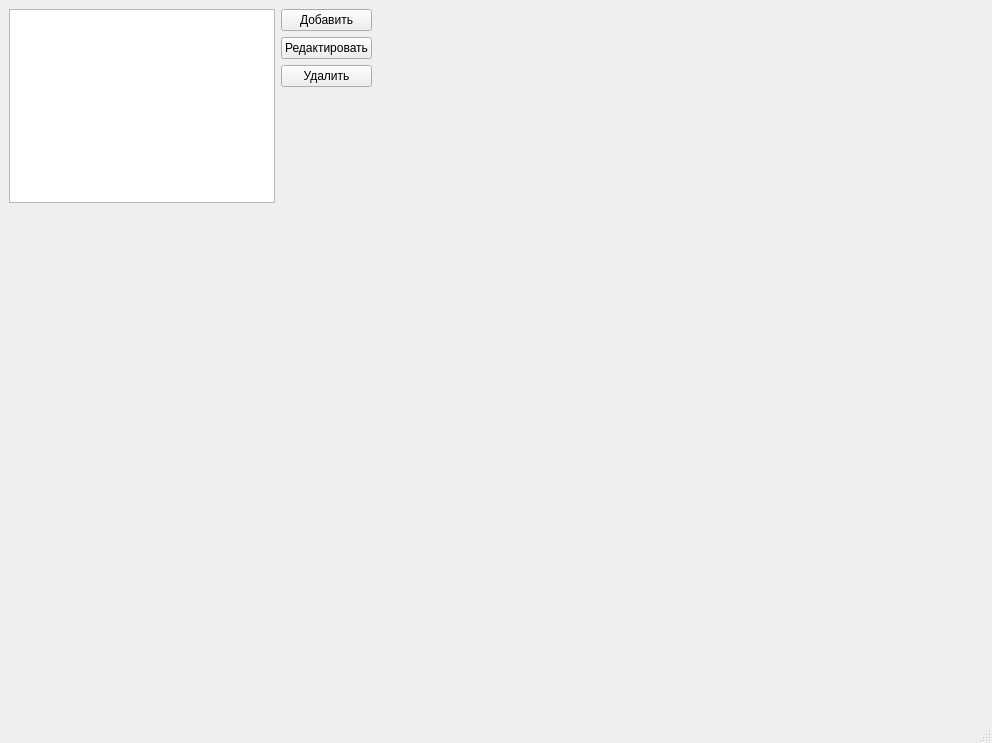
Qt form src/ui/mainwindow.ui (rainovskyqt/demo-20240413_repairshop) before a commit.
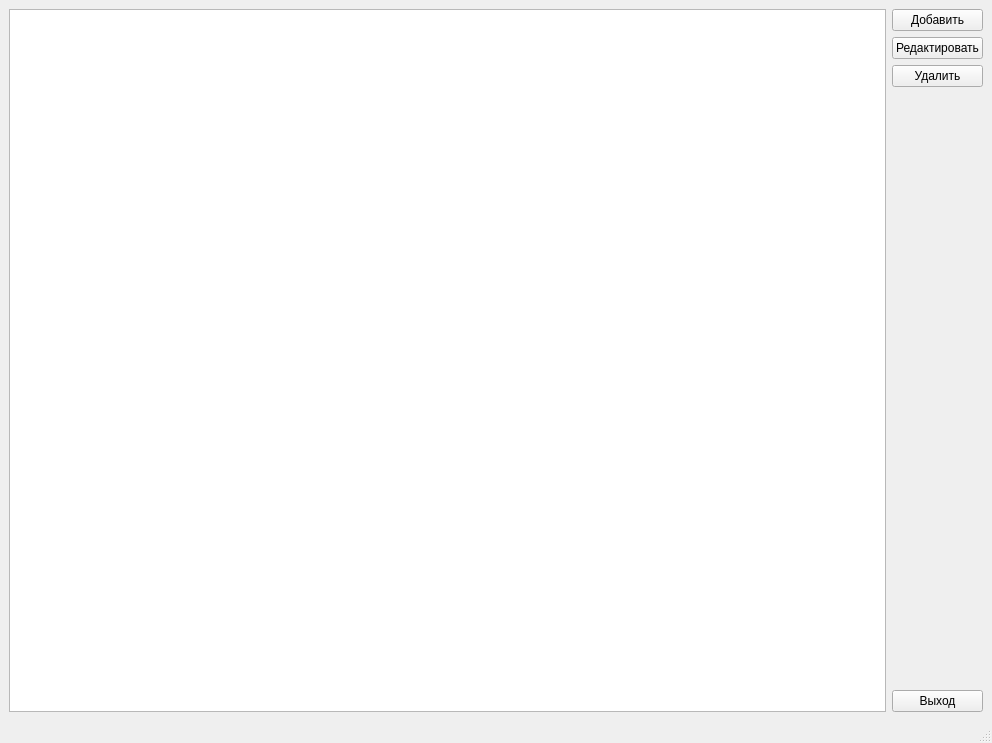
The same form after that commit.

```diff
--- a/src/ui/mainwindow.ui
+++ b/src/ui/mainwindow.ui
@@ -14,15 +14,8 @@
    <string>MainWindow</string>
   </property>
   <widget class="QWidget" name="centralwidget">
-   <widget class="QWidget" name="">
-    <property name="geometry">
-     <rect>
-      <x>9</x>
-      <y>9</y>
-      <width>363</width>
-      <height>194</height>
-     </rect>
-    </property>
+   <layout class="QVBoxLayout" name="verticalLayout_2">
+    <item>
     <layout class="QHBoxLayout" name="horizontalLayout">
      <item>
       <widget class="QTableView" name="tw_"/>
@@ -63,10 +56,18 @@
          </property>
         </spacer>
        </item>
-      </layout>
-     </item>
-    </layout>
-   </widget>
+        <item>
+         <widget class="QPushButton" name="btn_exit">
+          <property name="text">
+           <string>Выход</string>
+          </property>
+         </widget>
+        </item>
+       </layout>
+      </item>
+     </layout>
+    </item>
+   </layout>
   </widget>
   <widget class="QMenuBar" name="menubar">
    <property name="geometry">
```
Left out of the diff: 4 changed lines with no effect on the pictures. Lines whose indentation alone changed are shown as unchanged.
